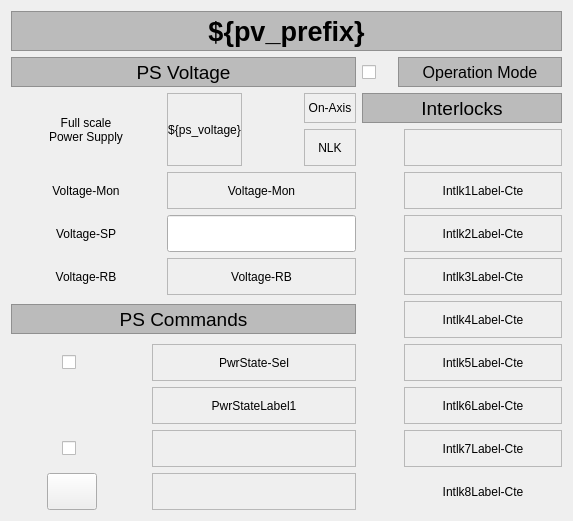
The window that siriushlacon/spixconv/ui/nlk.ui (lnls-sirius/pydm-opi) describes before a commit, drawn with Qt 5.
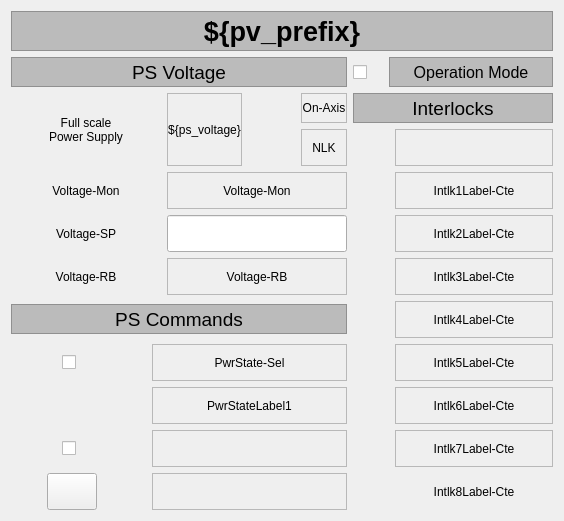
The same window after the commit. Custom widgets are drawn as their Qt base class.

```diff
--- a/siriushlacon/spixconv/ui/nlk.ui
+++ b/siriushlacon/spixconv/ui/nlk.ui
@@ -6,7 +6,7 @@
    <rect>
     <x>0</x>
     <y>0</y>
-    <width>573</width>
+    <width>564</width>
     <height>519</height>
    </rect>
   </property>
@@ -249,6 +249,15 @@
             </color>
            </brush>
           </colorrole>
+          <colorrole role="PlaceholderText">
+           <brush brushstyle="NoBrush">
+            <color alpha="128">
+             <red>0</red>
+             <green>0</green>
+             <blue>0</blue>
+            </color>
+           </brush>
+          </colorrole>
          </active>
          <inactive>
           <colorrole role="WindowText">
@@ -386,6 +395,15 @@
             </color>
            </brush>
           </colorrole>
+          <colorrole role="PlaceholderText">
+           <brush brushstyle="NoBrush">
+            <color alpha="128">
+             <red>0</red>
+             <green>0</green>
+             <blue>0</blue>
+            </color>
+           </brush>
+          </colorrole>
          </inactive>
          <disabled>
           <colorrole role="WindowText">
@@ -523,6 +541,15 @@
             </color>
            </brush>
           </colorrole>
+          <colorrole role="PlaceholderText">
+           <brush brushstyle="NoBrush">
+            <color alpha="128">
+             <red>0</red>
+             <green>0</green>
+             <blue>0</blue>
+            </color>
+           </brush>
+          </colorrole>
          </disabled>
         </palette>
        </property>
@@ -1233,6 +1260,15 @@
             </color>
            </brush>
           </colorrole>
+          <colorrole role="PlaceholderText">
+           <brush brushstyle="NoBrush">
+            <color alpha="128">
+             <red>0</red>
+             <green>0</green>
+             <blue>0</blue>
+            </color>
+           </brush>
+          </colorrole>
          </active>
          <inactive>
           <colorrole role="WindowText">
@@ -1370,6 +1406,15 @@
             </color>
            </brush>
           </colorrole>
+          <colorrole role="PlaceholderText">
+           <brush brushstyle="NoBrush">
+            <color alpha="128">
+             <red>0</red>
+             <green>0</green>
+             <blue>0</blue>
+            </color>
+           </brush>
+          </colorrole>
          </inactive>
          <disabled>
           <colorrole role="WindowText">
@@ -1507,6 +1552,15 @@
             </color>
            </brush>
           </colorrole>
+          <colorrole role="PlaceholderText">
+           <brush brushstyle="NoBrush">
+            <color alpha="128">
+             <red>0</red>
+             <green>0</green>
+             <blue>0</blue>
+            </color>
+           </brush>
+          </colorrole>
          </disabled>
         </palette>
        </property>
@@ -1690,6 +1744,15 @@
             </color>
            </brush>
           </colorrole>
+          <colorrole role="PlaceholderText">
+           <brush brushstyle="NoBrush">
+            <color alpha="128">
+             <red>0</red>
+             <green>0</green>
+             <blue>0</blue>
+            </color>
+           </brush>
+          </colorrole>
          </active>
          <inactive>
           <colorrole role="WindowText">
@@ -1827,6 +1890,15 @@
             </color>
            </brush>
           </colorrole>
+          <colorrole role="PlaceholderText">
+           <brush brushstyle="NoBrush">
+            <color alpha="128">
+             <red>0</red>
+             <green>0</green>
+             <blue>0</blue>
+            </color>
+           </brush>
+          </colorrole>
          </inactive>
          <disabled>
           <colorrole role="WindowText">
@@ -1964,6 +2036,15 @@
             </color>
            </brush>
           </colorrole>
+          <colorrole role="PlaceholderText">
+           <brush brushstyle="NoBrush">
+            <color alpha="128">
+             <red>0</red>
+             <green>0</green>
+             <blue>0</blue>
+            </color>
+           </brush>
+          </colorrole>
          </disabled>
         </palette>
        </property>
@@ -2259,6 +2340,15 @@
             </color>
            </brush>
           </colorrole>
+          <colorrole role="PlaceholderText">
+           <brush brushstyle="NoBrush">
+            <color alpha="128">
+             <red>0</red>
+             <green>0</green>
+             <blue>0</blue>
+            </color>
+           </brush>
+          </colorrole>
          </active>
          <inactive>
           <colorrole role="WindowText">
@@ -2396,6 +2486,15 @@
             </color>
            </brush>
           </colorrole>
+          <colorrole role="PlaceholderText">
+           <brush brushstyle="NoBrush">
+            <color alpha="128">
+             <red>0</red>
+             <green>0</green>
+             <blue>0</blue>
+            </color>
+           </brush>
+          </colorrole>
          </inactive>
          <disabled>
           <colorrole role="WindowText">
@@ -2533,6 +2632,15 @@
             </color>
            </brush>
           </colorrole>
+          <colorrole role="PlaceholderText">
+           <brush brushstyle="NoBrush">
+            <color alpha="128">
+             <red>0</red>
+             <green>0</green>
+             <blue>0</blue>
+            </color>
+           </brush>
+          </colorrole>
          </disabled>
         </palette>
        </property>
@@ -3001,6 +3109,15 @@
             </color>
            </brush>
           </colorrole>
+          <colorrole role="PlaceholderText">
+           <brush brushstyle="NoBrush">
+            <color alpha="128">
+             <red>0</red>
+             <green>0</green>
+             <blue>0</blue>
+            </color>
+           </brush>
+          </colorrole>
          </active>
          <inactive>
           <colorrole role="WindowText">
@@ -3138,6 +3255,15 @@
             </color>
            </brush>
           </colorrole>
+          <colorrole role="PlaceholderText">
+           <brush brushstyle="NoBrush">
+            <color alpha="128">
+             <red>0</red>
+             <green>0</green>
+             <blue>0</blue>
+            </color>
+           </brush>
+          </colorrole>
          </inactive>
          <disabled>
           <colorrole role="WindowText">
@@ -3275,6 +3401,15 @@
             </color>
            </brush>
           </colorrole>
+          <colorrole role="PlaceholderText">
+           <brush brushstyle="NoBrush">
+            <color alpha="128">
+             <red>0</red>
+             <green>0</green>
+             <blue>0</blue>
+            </color>
+           </brush>
+          </colorrole>
          </disabled>
         </palette>
        </property>
@@ -3660,6 +3795,11 @@
    <extends>QLabel</extends>
    <header>pydm.widgets.label</header>
   </customwidget>
+  <customwidget>
+   <class>PyDMByteIndicator</class>
+   <extends>QWidget</extends>
+   <header>pydm.widgets.byte</header>
+  </customwidget>
   <customwidget>
    <class>PyDMCheckbox</class>
    <extends>QCheckBox</extends>
@@ -3670,11 +3810,6 @@
    <extends>QLineEdit</extends>
    <header>pydm.widgets.line_edit</header>
   </customwidget>
-  <customwidget>
-   <class>PyDMByteIndicator</class>
-   <extends>QWidget</extends>
-   <header>pydm.widgets.byte</header>
-  </customwidget>
   <customwidget>
    <class>PyDMPushButton</class>
    <extends>QPushButton</extends>
```
Left out of the diff: 48 changed lines with no effect on the pictures.
